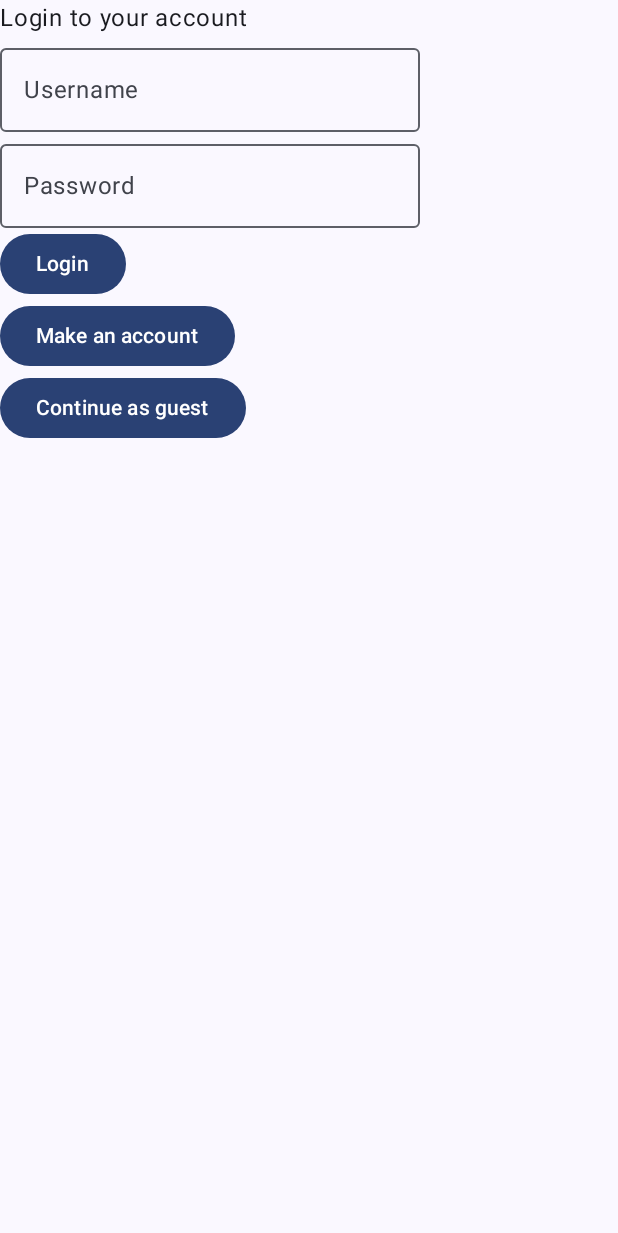
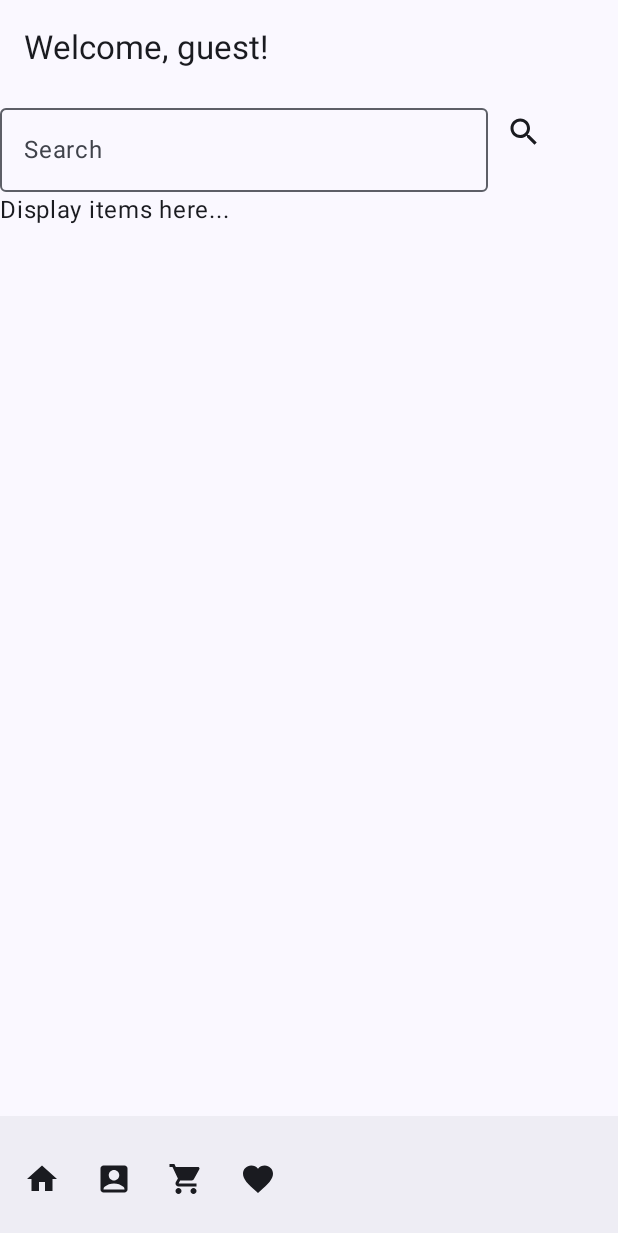
Before and after one commit to franco401/Computer-Store-Shopping-App, an Android app built with Jetpack Compose: the screen it shows after launch (MainActivity), on a phone screen of 412 x 824 dp. Shown: the top 1233 px of the screen. Run offline under Robolectric (Android 15) with nearby library versions, the phone set to English and light mode, and no system bars.

Commit message:
Started on making the home screen
Created the top bar with welcome message, bottom bar with icon buttons and search textbox so far. Will add item images later on.

```diff
--- a/app/src/main/java/com/example/computerstoreshoppingapp/MainActivity.kt
+++ b/app/src/main/java/com/example/computerstoreshoppingapp/MainActivity.kt
@@ -4,8 +4,23 @@ import android.os.Bundle
 import androidx.activity.ComponentActivity
 import androidx.activity.OnBackPressedCallback
 import androidx.activity.compose.setContent
+import androidx.compose.foundation.layout.Box
 import androidx.compose.foundation.layout.Column
+import androidx.compose.foundation.layout.Row
 import androidx.compose.foundation.layout.fillMaxSize
+import androidx.compose.foundation.layout.fillMaxWidth
+import androidx.compose.foundation.layout.padding
+import androidx.compose.foundation.layout.requiredSize
+import androidx.compose.foundation.layout.requiredWidth
+import androidx.compose.foundation.layout.width
+import androidx.compose.foundation.layout.widthIn
+import androidx.compose.material.icons.Icons
+import androidx.compose.material.icons.filled.AccountBox
+import androidx.compose.material.icons.filled.Favorite
+import androidx.compose.material.icons.filled.Home
+import androidx.compose.material.icons.filled.Search
+import androidx.compose.material.icons.filled.Settings
+import androidx.compose.material.icons.filled.ShoppingCart
 import androidx.compose.material3.Button
 import androidx.compose.material3.ExperimentalMaterial3Api
 import androidx.compose.material3.MaterialTheme
@@ -20,6 +35,13 @@ import androidx.compose.ui.Modifier
 import androidx.compose.ui.tooling.preview.Preview
 import com.example.computerstoreshoppingapp.ui.theme.ComputerStoreShoppingAppTheme
 
+import androidx.compose.material3.Scaffold
+import androidx.compose.material3.TopAppBar
+import androidx.compose.material3.BottomAppBar
+import androidx.compose.material3.Icon
+import androidx.compose.material3.IconButton
+import androidx.compose.material3.TopAppBarColors
+
 //need for screen navigation
 import androidx.navigation.NavController
 import androidx.navigation.compose.NavHost
@@ -27,8 +49,10 @@ import androidx.navigation.compose.composable
 import androidx.navigation.compose.rememberNavController
 
 //needed for mutableStateOf() function
-import androidx.compose.runtime.remember
 import androidx.compose.runtime.setValue
+import androidx.compose.ui.Alignment
+import androidx.compose.ui.graphics.Color
+import androidx.compose.ui.unit.dp
 
 //used for very basic authentication
 var loggedIn: Boolean = false
@@ -48,7 +72,7 @@ class MainActivity : ComponentActivity() {
                 ) {
                     //import NavController and remember nav controller to navigate between screens
                     val navController = rememberNavController()
-                    NavHost(navController = navController, startDestination = "loginScreen") {
+                    NavHost(navController = navController, startDestination = "homeScreen") {
                         //pass in navController so that each screen can go to other screens
                         composable("loginScreen") {
                             loginScreen(navController)
@@ -111,14 +135,68 @@ fun loginScreen(navController: NavController) {
     }
 }
 
+@OptIn(ExperimentalMaterial3Api::class)
 @Composable
 fun homeScreen(navController: NavController) {
+    //displays username if logged in
+    var welcomeMessage: String = ""
+
+    var searchBarValue by remember { mutableStateOf("") }
+
     //displays username entered from login screen if logged in
     if (loggedIn) {
-        Text(text = "Welcome, $globalUsername!")
+        welcomeMessage = "Welcome, $globalUsername!"
     } else {
-        Text(text = "Welcome, guest!")
+        welcomeMessage = "Welcome, guest!"
     }
+
+    //builds UI with the top and bottom bars and the screen's content in between
+    Scaffold(
+        topBar = {
+            TopAppBar(
+                title = { Text(welcomeMessage) }
+            )
+        },
+        bottomBar = {BottomAppBar(
+            actions = {
+                IconButton(onClick = { /**/ }) {
+                    Icon(Icons.Filled.Home, contentDescription = "Home")
+                }
+
+                IconButton(onClick = { /**/ }) {
+                    Icon(Icons.Filled.AccountBox, contentDescription = "My Account")
+                }
+
+                IconButton(onClick = { /**/ }) {
+                    Icon(Icons.Filled.ShoppingCart, contentDescription = "My Cart")
+                }
+
+                IconButton(onClick = { /**/ }) {
+                    Icon(Icons.Filled.Favorite, contentDescription = "My Purchases")
+                }
+            }
+        )},
+
+        //the content in the middle of the top and bottom bars
+        content = { innerPadding ->
+            Box(
+                modifier = Modifier
+                    .padding(innerPadding),
+                contentAlignment = Alignment.Center
+            ) {
+                Column {
+                    Row {
+                        OutlinedTextField(value = searchBarValue, onValueChange = { searchBarValue = it }, label = {Text(text = "Search")}, modifier = Modifier.requiredWidth(325.dp))
+                        IconButton(onClick = { /**/ }) {
+                            Icon(Icons.Filled.Search, contentDescription = "Item Search")
+                        }
+                    }
+                    Text("Display items here...")
+                }
+            }
+        }
+    )
+
 }
 
 @Composable
```
